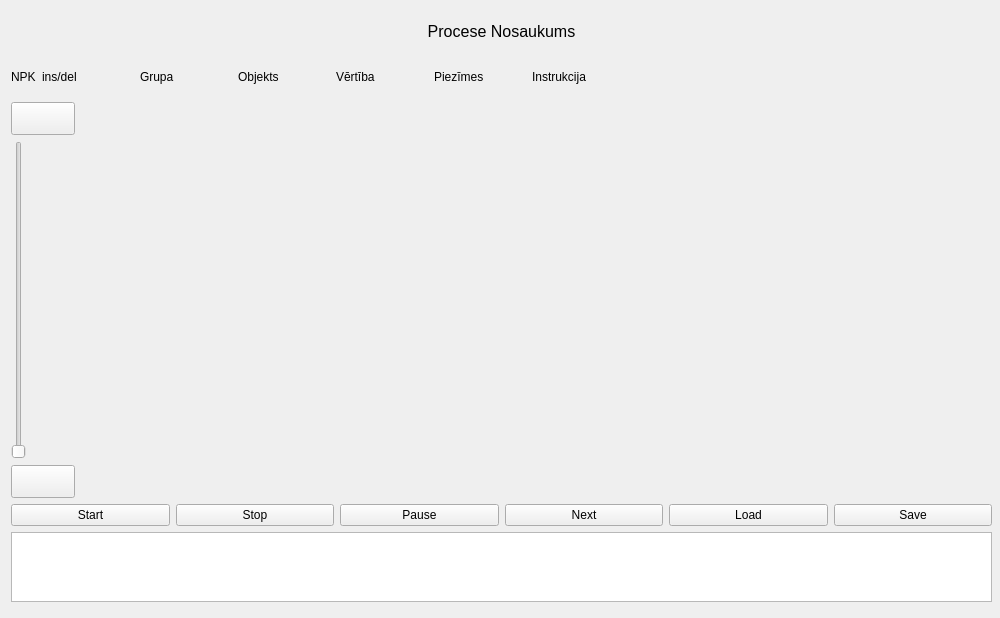
First picture: the form in processteps.ui, repository kasarkonic/Sauka1, before the edit.
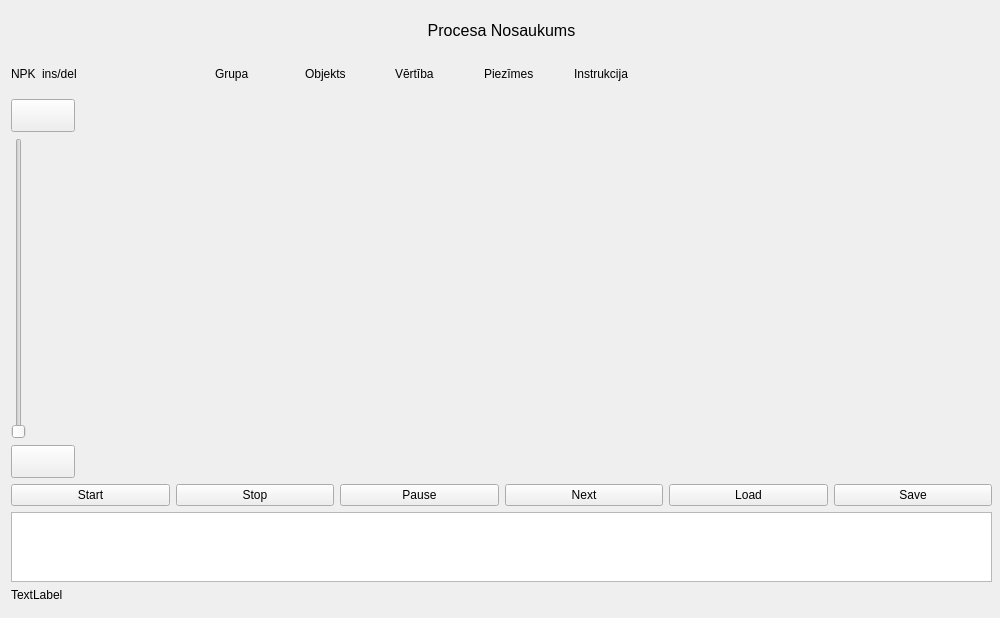
Second picture: the form after the edit.

Commit message: processteps.cpp šnekam un mikserim pieliku rotŗjošus trijstūrīšus

Patch:
```diff
--- a/processteps.ui
+++ b/processteps.ui
@@ -43,7 +43,7 @@
      <height>591</height>
     </rect>
    </property>
-   <layout class="QVBoxLayout" name="verticalLayout" stretch="1,1,10,1,1">
+   <layout class="QVBoxLayout" name="verticalLayout" stretch="1,1,10,1,1,0">
     <property name="sizeConstraint">
      <enum>QLayout::SizeConstraint::SetDefaultConstraint</enum>
     </property>
@@ -57,7 +57,7 @@
          </font>
         </property>
         <property name="text">
-         <string>Procese Nosaukums</string>
+         <string>Procesa Nosaukums</string>
         </property>
         <property name="alignment">
          <set>Qt::AlignmentFlag::AlignCenter</set>
@@ -67,7 +67,7 @@
      </layout>
     </item>
     <item>
-     <layout class="QHBoxLayout" name="horizontalLayout_3" stretch="0,10,10,10,10,10,50">
+     <layout class="QHBoxLayout" name="horizontalLayout_3" stretch="0,20,10,10,10,10,50">
       <item>
        <widget class="QLabel" name="label_Number">
         <property name="text">
@@ -295,6 +295,13 @@
       </item>
      </layout>
     </item>
+    <item>
+     <widget class="QLabel" name="label_Info">
+      <property name="text">
+       <string>TextLabel</string>
+      </property>
+     </widget>
+    </item>
    </layout>
   </widget>
  </widget>
```
Left out of the diff: 8 changed lines with no effect on the pictures. The commit also changes 12 other files.
